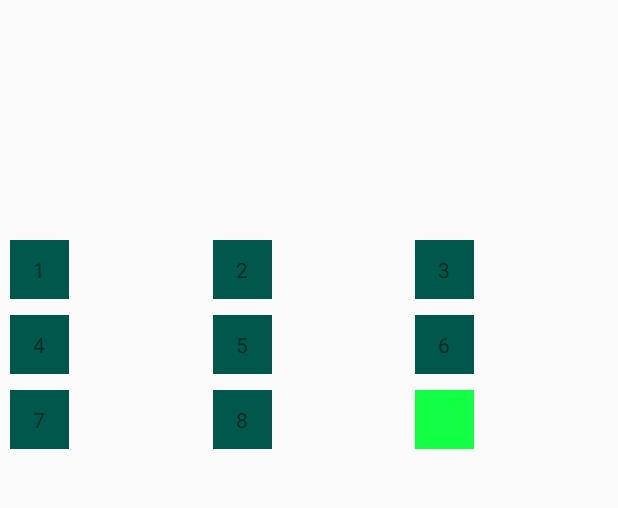
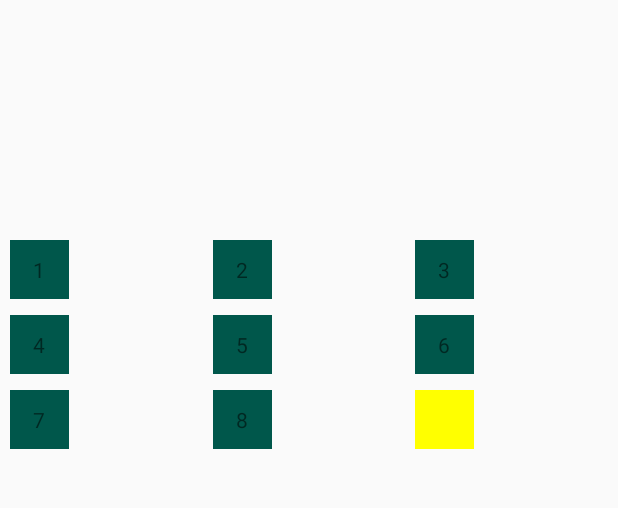
Before and after one commit to repelliuss/NPuzzle-DL, an Android app: the GameActivity screen opened directly, with no data from a screen before it, on a phone screen of 412 x 824 dp, the part 132-640 px from its top. Run offline under Robolectric (Android 15) with nearby library versions, the phone set to English and light mode, and no system bars.

Commit message:
Fixed adapter onBind method
Specific attributes were applied to specific pieces and this was
creating a wrong data after a data change.

```diff
--- a/app/src/main/java/com/repelliuss/npuzzle/ui/SlidePuzzleAdapter.java
+++ b/app/src/main/java/com/repelliuss/npuzzle/ui/SlidePuzzleAdapter.java
@@ -1,12 +1,14 @@
 package com.repelliuss.npuzzle.ui;
 
 import android.content.Context;
+import android.content.res.Resources;
 import android.view.LayoutInflater;
 import android.view.View;
 import android.view.ViewGroup;
 import android.widget.TextView;
 
 import androidx.annotation.NonNull;
+import androidx.core.content.res.ResourcesCompat;
 import androidx.recyclerview.widget.RecyclerView;
 
 import com.repelliuss.npuzzle.R;
@@ -18,6 +20,7 @@ public final class SlidePuzzleAdapter<T>
 
     private final SlidePuzzle<T> puzzle;
     private LayoutInflater inflater;
+    private Resources resources;
 
     class ViewHolder extends RecyclerView.ViewHolder {
 
@@ -35,6 +38,7 @@ public final class SlidePuzzleAdapter<T>
 
     public SlidePuzzleAdapter(Context context, final SlidePuzzle<T> argPuzzle) {
         inflater = LayoutInflater.from(context);
+        resources = context.getResources();
         puzzle = argPuzzle;
     }
 
@@ -52,9 +56,16 @@ public final class SlidePuzzleAdapter<T>
                                     position % puzzle.getColumn());
         SlidePuzzle<T>.Piece piece = puzzle.getPiece(index);
 
-        if(piece.getId() == SlidePuzzle.Cell.VALUE)
+        if(piece.getId() == SlidePuzzle.Cell.VALUE) {
             holder.getTextView().setText(String.valueOf(piece.getValue()));
-        else holder.getTextView().setBackgroundColor(0xFF12FF45);
+            holder.getTextView().setBackgroundColor(
+                    ResourcesCompat.getColor(resources, R.color.colorPrimaryDark, null));
+        }
+        else {
+            holder.getTextView().setText("");
+            holder.getTextView().setBackgroundColor(
+                    ResourcesCompat.getColor(resources, R.color.colorYellow, null));
+        }
     }
 
     @Override
```
